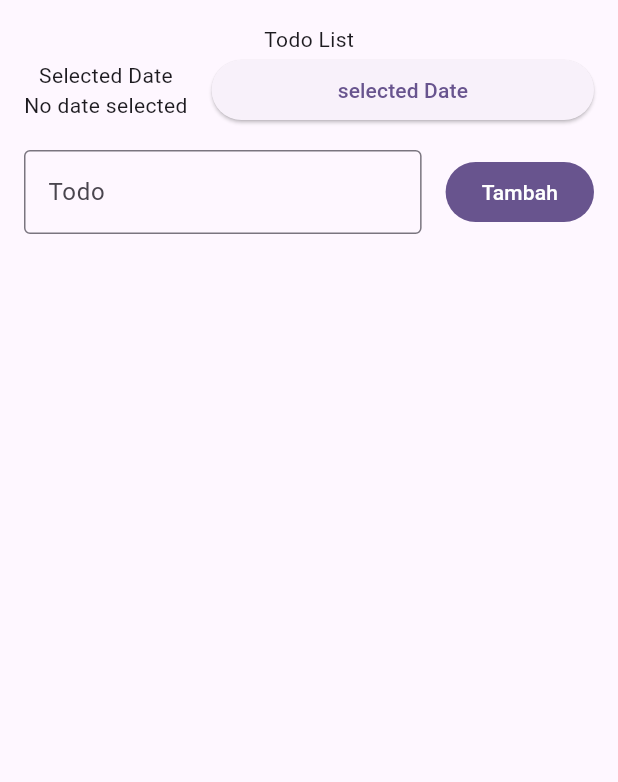
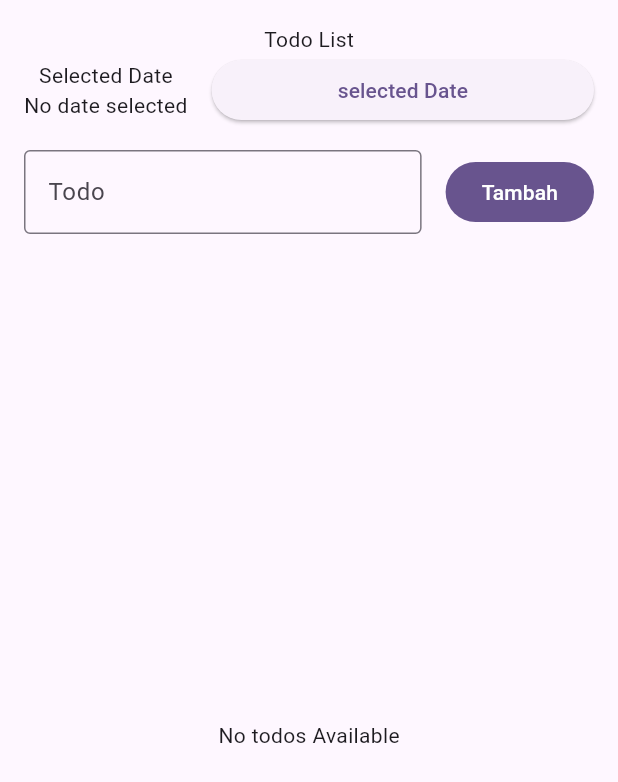
Before and after one commit to Muhammadalif1213/075_TodoBloc, a Flutter app: the screen it shows after launch, on a phone screen of 412 x 824 dp. Shown: the top 782 px of the screen. Run offline on Flutter 3.47's test engine with Material 3 defaults, Android fonts, the phone set to English and light mode, and no system bars; our stand-ins replace bloc, flutter_bloc.

Commit message:
Menambahkan Bloc builder untuk kondisi TodoLoading.

```diff
--- a/lib/presentation/todo_page.dart
+++ b/lib/presentation/todo_page.dart
@@ -99,6 +99,18 @@ class TodoPage extends StatelessWidget {
                   ],
                 ),
               ),
+              SizedBox(height: 16.0),
+              Expanded(
+                child: BlocBuilder<TodoBloc, TodoState>(
+                  builder: (context, state) {
+                    if (state is TodoLoading) {
+                      return Center(child: CircularProgressIndicator());
+                    } else {
+                      return Center(child: Text('No todos Available'));
+                    }
+                  },
+                ),
+              ),
             ],
           ),
         ),
```
